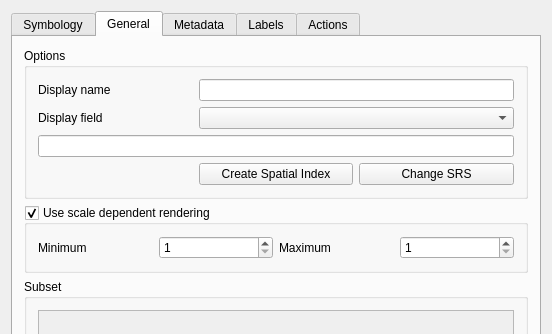
Old version of the form src/ui/qgsvectorlayerpropertiesbase.ui in the repository qgis/QGIS; both pictures show x 0 to 552 and y 0 to 334 of the 552 by 600 pixel window.
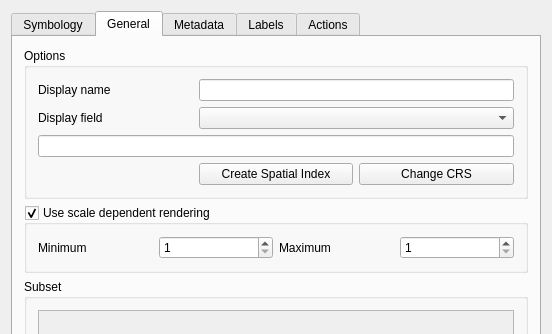
New version of the form. The open tabs and pages were chosen to show the change. Icons and pictures are not drawn.

Diff of the .ui file:
```diff
--- a/src/ui/qgsvectorlayerpropertiesbase.ui
+++ b/src/ui/qgsvectorlayerpropertiesbase.ui
@@ -204,7 +204,7 @@
           <item row="3" column="2" >
            <widget class="QPushButton" name="pbnChangeSpatialRefSys" >
             <property name="text" >
-             <string>Change SRS</string>
+             <string>Change CRS</string>
             </property>
            </widget>
           </item>
```
